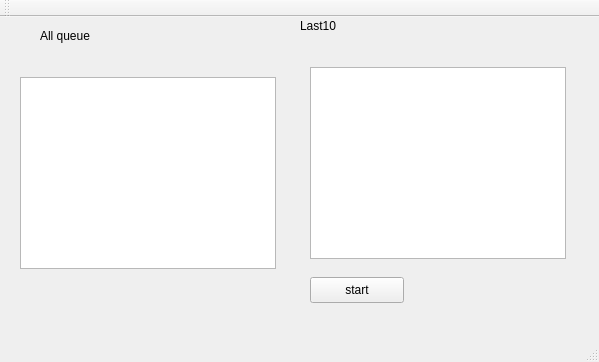
Above: ppo/lab2/lab2/MainWindow.ui from akapust1n/university before the change. Below: the same form after it.
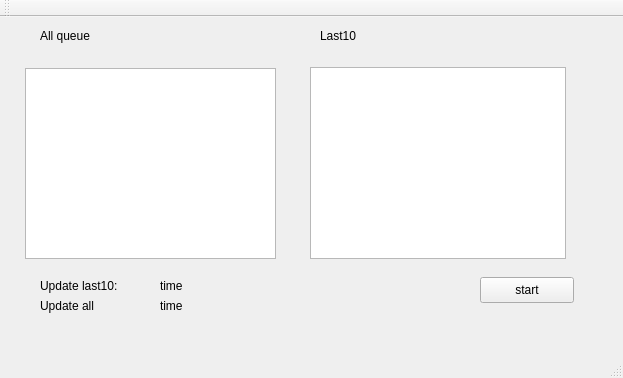
That is the form after the change.

```diff
--- a/ppo/lab2/lab2/MainWindow.ui
+++ b/ppo/lab2/lab2/MainWindow.ui
@@ -6,8 +6,8 @@
    <rect>
     <x>0</x>
     <y>0</y>
-    <width>599</width>
-    <height>362</height>
+    <width>623</width>
+    <height>378</height>
    </rect>
   </property>
   <property name="windowTitle">
@@ -30,8 +30,8 @@
    <widget class="QLabel" name="label_2">
     <property name="geometry">
      <rect>
-      <x>300</x>
-      <y>0</y>
+      <x>320</x>
+      <y>10</y>
       <width>72</width>
       <height>18</height>
      </rect>
@@ -43,7 +43,7 @@
    <widget class="QPushButton" name="pushButton">
     <property name="geometry">
      <rect>
-      <x>310</x>
+      <x>480</x>
       <y>260</y>
       <width>94</width>
       <height>26</height>
@@ -56,10 +56,10 @@
    <widget class="QListWidget" name="allItems">
     <property name="geometry">
      <rect>
-      <x>20</x>
-      <y>60</y>
-      <width>256</width>
-      <height>192</height>
+      <x>25</x>
+      <y>51</y>
+      <width>251</width>
+      <height>191</height>
      </rect>
     </property>
    </widget>
@@ -73,6 +73,58 @@
      </rect>
     </property>
    </widget>
+   <widget class="QLabel" name="label_3">
+    <property name="geometry">
+     <rect>
+      <x>40</x>
+      <y>260</y>
+      <width>101</width>
+      <height>18</height>
+     </rect>
+    </property>
+    <property name="text">
+     <string>Update last10:</string>
+    </property>
+   </widget>
+   <widget class="QLabel" name="timeLast10">
+    <property name="geometry">
+     <rect>
+      <x>160</x>
+      <y>260</y>
+      <width>72</width>
+      <height>18</height>
+     </rect>
+    </property>
+    <property name="text">
+     <string>time</string>
+    </property>
+   </widget>
+   <widget class="QLabel" name="label_5">
+    <property name="geometry">
+     <rect>
+      <x>40</x>
+      <y>280</y>
+      <width>101</width>
+      <height>18</height>
+     </rect>
+    </property>
+    <property name="text">
+     <string>Update all</string>
+    </property>
+   </widget>
+   <widget class="QLabel" name="timeAll">
+    <property name="geometry">
+     <rect>
+      <x>160</x>
+      <y>280</y>
+      <width>72</width>
+      <height>18</height>
+     </rect>
+    </property>
+    <property name="text">
+     <string>time</string>
+    </property>
+   </widget>
   </widget>
   <widget class="QMenuBar" name="menuBar">
    <property name="geometry">
```
Left out of the diff: 2 changed lines with no effect on the pictures.
